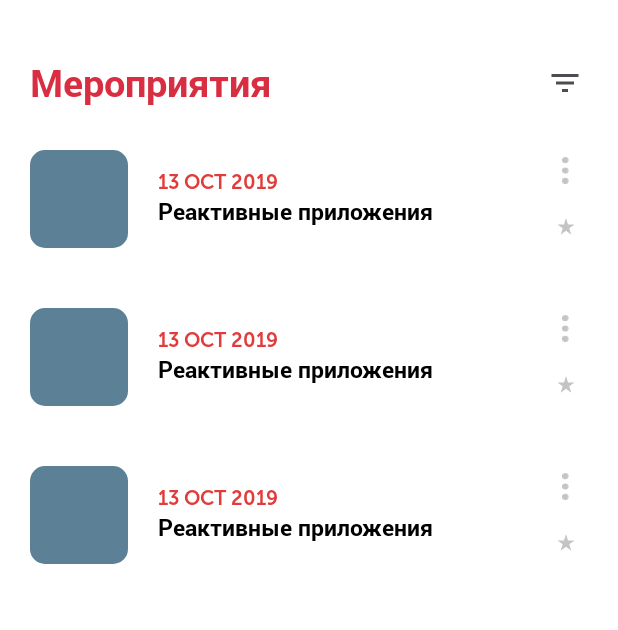
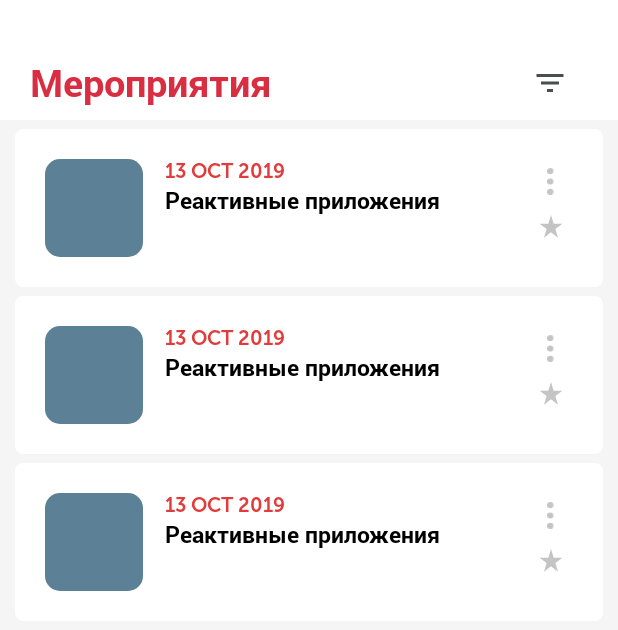
Before and after one commit to andreidevo/events, an Android app: the layout fragment_home.xml on its own in the app's theme, with its tools: preview values and no code run, on a phone screen of 412 x 824 dp. Shown: the top 630 px of the screen. Run offline under Robolectric (Android 15) with nearby library versions, the phone set to English and light mode, and no system bars.

Commit message:
-- new view

```diff
--- a/app/src/main/java/com/r/events/Database/EventObject.kt
+++ b/app/src/main/java/com/r/events/Database/EventObject.kt
@@ -82,8 +82,6 @@ class Converters {
         return value.getSimpleDate(0,0)
     }
 
-
-
     fun parseStringToDay(string : String) : Day
     {
         lateinit var Day : Day
--- a/app/src/main/res/drawable/ic_points.xml
+++ b/app/src/main/res/drawable/ic_points.xml
@@ -1,6 +1,6 @@
 <vector xmlns:android="http://schemas.android.com/apk/res/android"
-    android:width="4dp"
-    android:height="16dp"
+    android:width="2dp"
+    android:height="8dp"
     android:viewportWidth="4"
     android:viewportHeight="16">
   <path
--- a/app/src/main/res/drawable/ic_star.xml
+++ b/app/src/main/res/drawable/ic_star.xml
@@ -1,6 +1,6 @@
 <vector xmlns:android="http://schemas.android.com/apk/res/android"
-    android:width="12dp"
-    android:height="11dp"
+    android:width="16dp"
+    android:height="15dp"
     android:viewportWidth="12"
     android:viewportHeight="11">
   <path
--- a/app/src/main/res/layout/event_item.xml
+++ b/app/src/main/res/layout/event_item.xml
@@ -3,6 +3,10 @@
     android:layout_width="match_parent"
     android:layout_height="wrap_content"
     app:cardElevation="0dp"
+    app:cardCornerRadius="5dp"
+    android:layout_marginStart="10dp"
+    android:layout_marginEnd="10dp"
+    android:layout_marginTop="6dp"
     xmlns:tools="http://schemas.android.com/tools"
     xmlns:app="http://schemas.android.com/apk/res-auto">
 
@@ -10,74 +14,95 @@
         android:layout_width="match_parent"
         android:layout_height="wrap_content"
         android:orientation="horizontal"
-        android:padding="20dp">
+        android:padding="20dp"
+        >
+
+        <androidx.constraintlayout.widget.ConstraintLayout
+            android:orientation="horizontal"
+            android:layout_width="match_parent"
+            android:layout_height="wrap_content">
 
             <androidx.cardview.widget.CardView
+                android:id="@+id/cardView2"
                 android:layout_width="65dp"
+                android:layout_height="65dp"
                 android:layout_gravity="center"
-            android:layout_height="65dp"
+                app:cardCornerRadius="10dp"
                 app:cardElevation="0dp"
-            app:cardCornerRadius="10dp">
+                app:layout_constraintStart_toStartOf="parent"
+                app:layout_constraintTop_toTopOf="parent">
+
                 <ImageView
                     android:id="@+id/event_image"
                     android:layout_width="match_parent"
                     android:layout_height="match_parent"
-                android:src="@color/blue_inactive"/>
+                    android:src="@color/blue_inactive" />
             </androidx.cardview.widget.CardView>
 
-
             <LinearLayout
+                android:id="@+id/linearLayout2"
                 android:layout_width="match_parent"
                 android:layout_marginEnd="40dp"
                 android:layout_height="wrap_content"
+                android:layout_gravity="center|top"
+                android:gravity="center"
+                android:layout_marginStart="80dp"
                 android:orientation="vertical"
-            android:layout_gravity="center"
-            android:layout_marginStart="20dp">
+                app:layout_constraintStart_toStartOf="parent"
+                app:layout_constraintTop_toTopOf="parent">
 
                 <TextView
                     android:id="@+id/event_date"
                     android:layout_width="wrap_content"
                     android:layout_height="wrap_content"
-                tools:text="13 OCT 2019"
+                    android:layout_gravity="start"
+                    android:fontFamily="@font/mu2"
+                    android:textColor="@color/mainColor"
                     android:textSize="13sp"
-                android:fontFamily="@font/mu2"
-                android:textColor="@color/mainColor"/>
+                    tools:text="13 OCT 2019" />
 
                 <TextView
                     android:id="@+id/event_title"
                     android:layout_width="wrap_content"
                     android:layout_height="wrap_content"
+                    android:layout_gravity="start"
+                    android:fontFamily="@font/robotobold"
                     android:textColor="#000"
-                tools:text="Реактивные приложения"
                     android:textSize="15sp"
-                android:fontFamily="@font/robotobold"/>
+                    tools:text="Реактивные приложения" />
 
             </LinearLayout>
+
+            <LinearLayout
+                android:id="@+id/linearLayout"
+                android:layout_width="wrap_content"
+                android:layout_height="wrap_content"
+                android:layout_gravity="top|end"
+                android:orientation="vertical"
+                app:layout_constraintEnd_toEndOf="parent"
+                app:layout_constraintTop_toTopOf="parent">
+
+                <ImageView
+                    android:layout_width="30dp"
+                    android:layout_height="30dp"
+                    android:padding="6dp"
+                    android:src="@drawable/ic_points"></ImageView>
+
+                <ImageButton
+                    android:id="@+id/item_image_button"
+                    android:layout_width="30dp"
+                    android:layout_height="30dp"
+                    android:background="@color/white"
+                    android:src="@drawable/ic_star">
+
+                </ImageButton>
+            </LinearLayout>
+
+        </androidx.constraintlayout.widget.ConstraintLayout>
+
+
 
 
     </LinearLayout>
 
-    <LinearLayout
-        android:orientation="vertical"
-        android:layout_gravity="center|end"
-        android:layout_marginEnd="20dp"
-        android:layout_width="wrap_content"
-        android:layout_height="wrap_content">
-        <ImageView
-            android:src="@drawable/ic_points"
-            android:layout_width="30dp"
-            android:padding="6dp"
-            android:layout_height="30dp" >
-        </ImageView>
-        <ImageButton
-            android:src="@drawable/ic_star"
-            android:background="@color/white"
-            android:padding="5dp"
-            android:layout_marginTop="7dp"
-            android:layout_width="30dp"
-            android:layout_height="30dp"
-            android:id="@+id/item_image_button">
-
-        </ImageButton>
-    </LinearLayout>
 </androidx.cardview.widget.CardView>
--- a/app/src/main/res/layout/fragment_home.xml
+++ b/app/src/main/res/layout/fragment_home.xml
@@ -3,7 +3,7 @@
     xmlns:app="http://schemas.android.com/apk/res-auto"
     xmlns:tools="http://schemas.android.com/tools"
     android:layout_width="match_parent"
-    android:background="#FFF"
+    android:background="#FFFFFF"
     android:layout_height="match_parent">
 
     <androidx.constraintlayout.widget.ConstraintLayout
@@ -30,7 +30,7 @@
             android:id="@+id/filter_btn"
             android:layout_width="40dp"
             android:layout_height="40dp"
-            android:layout_marginEnd="15dp"
+            android:layout_marginEnd="25dp"
             android:padding="8dp"
             android:src="@drawable/ic_filter_list"
             app:layout_constraintBottom_toBottomOf="parent"
@@ -41,6 +41,7 @@
     <androidx.recyclerview.widget.RecyclerView
         android:layout_marginTop="80dp"
         android:id="@+id/recycler_home"
+        android:background="#F5F5F5"
         android:layout_width="match_parent"
         android:layout_height="match_parent"
         tools:listitem="@layout/event_item"/>
```
Lines whose indentation alone changed are shown as unchanged.
